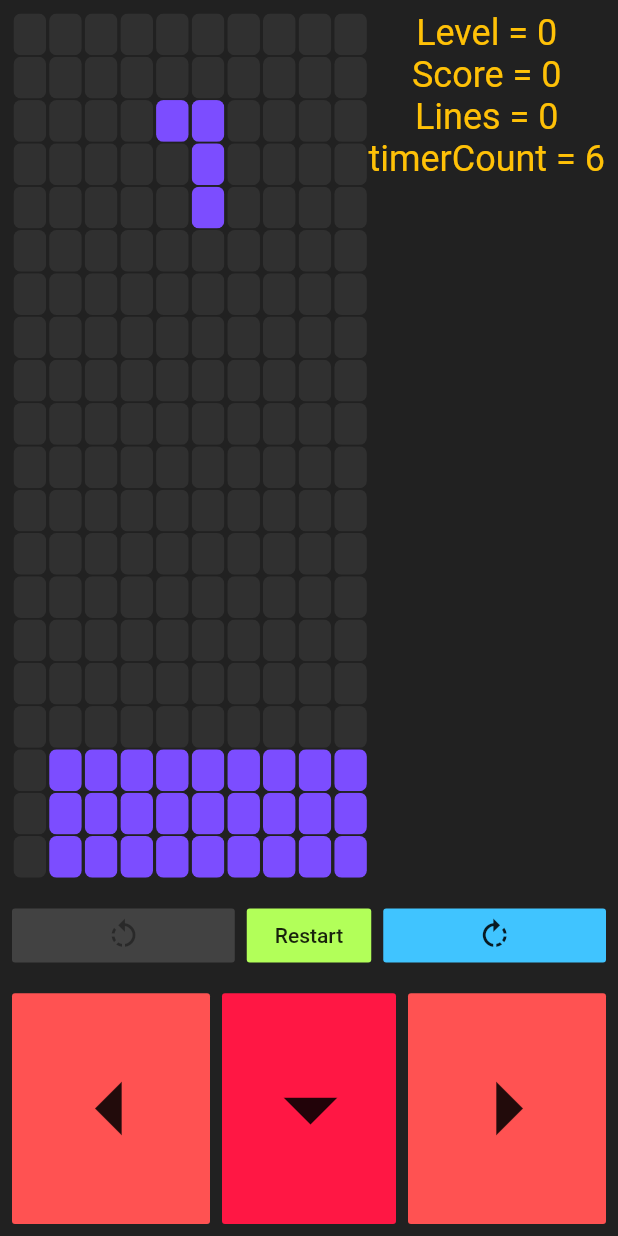
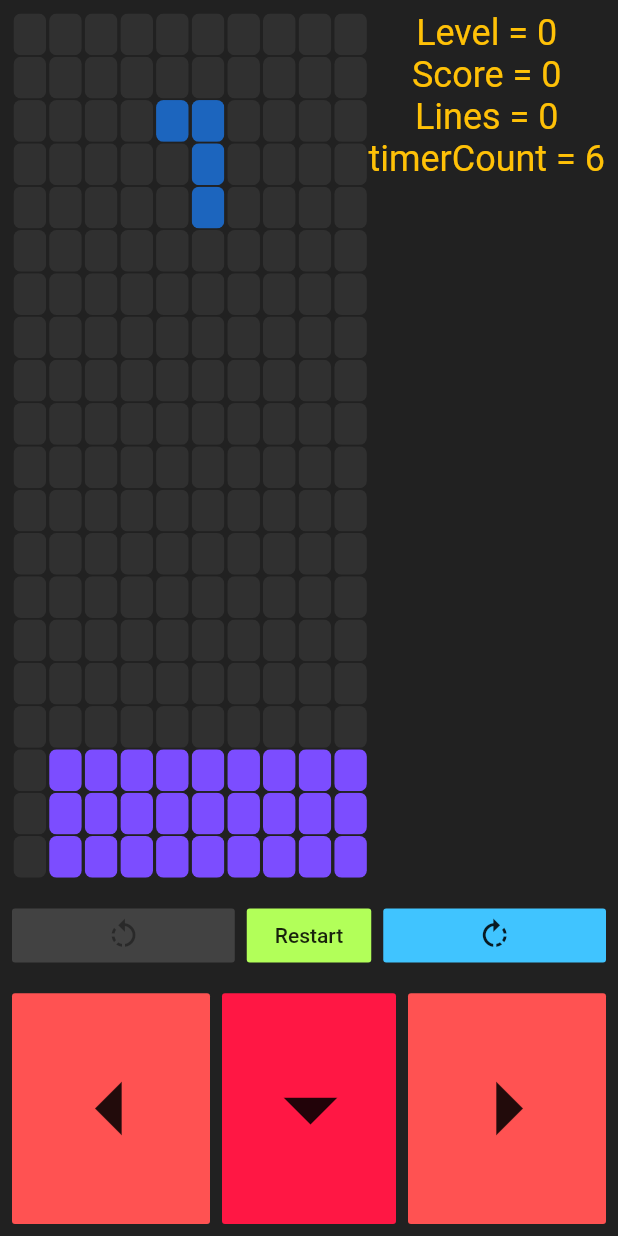
Before and after one commit to beerline/flutter_tetris, a Flutter app: the screen it shows after launch, after a tap on "Start", after a tap on the "rotate right" icon, on a phone screen of 412 x 824 dp. Run offline on Flutter 3.47's test engine with Material 2 defaults, Android fonts, the phone set to English and light mode, and no system bars; our stand-ins replace get_it.

Commit message:
fix default color on rotation

```diff
--- a/lib/game/block.dart
+++ b/lib/game/block.dart
@@ -10,5 +10,5 @@ abstract class BlockAbstract {
 }
 
 class Block extends BlockAbstract {
-  Block(int coordinate, {Color color}) : super(coordinate, color ?? Colors.deepPurpleAccent);
+  Block(int coordinate, Color color) : super(coordinate, color );
 }
--- a/lib/game/shapes/l_shape.dart
+++ b/lib/game/shapes/l_shape.dart
@@ -10,12 +10,14 @@ class LShape extends ShapeAbstract {
       : super(
           blocks ??
               // todo calculate base on the playField.xSize
-              List.from([
-                Block(0, color: color),
-                Block(1, color: color),
-                Block(2, color: color),
-                Block(playField.xSize, color: color),
-              ]),
+              List.from(
+                [
+                  Block(0, color),
+                  Block(1, color),
+                  Block(2, color),
+                  Block(playField.xSize, color),
+                ],
+              ),
         );
 
   @override
@@ -24,34 +26,34 @@ class LShape extends ShapeAbstract {
       switch (orientation.current) {
         case EnumShapeOrientation.one:
           blocks = List.from([
-            Block(blocks[0].coordinate - playField.xSize + 1),
-            Block(blocks[1].coordinate),
-            Block(blocks[2].coordinate + playField.xSize - 1),
-            Block(blocks[3].coordinate - playField.xSize * 2),
+            Block(blocks[0].coordinate - playField.xSize + 1, blocks[0].color),
+            Block(blocks[1].coordinate, blocks[0].color),
+            Block(blocks[2].coordinate + playField.xSize - 1, blocks[0].color),
+            Block(blocks[3].coordinate - playField.xSize * 2, blocks[0].color),
           ]);
           break;
         case EnumShapeOrientation.two:
           blocks = List.from([
-            Block(blocks[0].coordinate + playField.xSize + 1),
-            Block(blocks[1].coordinate),
-            Block(blocks[2].coordinate - playField.xSize - 1),
-            Block(blocks[3].coordinate + 2),
+            Block(blocks[0].coordinate + playField.xSize + 1, blocks[0].color),
+            Block(blocks[1].coordinate, blocks[0].color),
+            Block(blocks[2].coordinate - playField.xSize - 1, blocks[0].color),
+            Block(blocks[3].coordinate + 2, blocks[0].color),
           ]);
           break;
         case EnumShapeOrientation.three:
           blocks = List.from([
-            Block(blocks[0].coordinate + playField.xSize - 1),
-            Block(blocks[1].coordinate),
-            Block(blocks[2].coordinate - playField.xSize + 1),
-            Block(blocks[3].coordinate + playField.xSize * 2),
+            Block(blocks[0].coordinate + playField.xSize - 1, blocks[0].color),
+            Block(blocks[1].coordinate, blocks[0].color),
+            Block(blocks[2].coordinate - playField.xSize + 1, blocks[0].color),
+            Block(blocks[3].coordinate + playField.xSize * 2, blocks[0].color),
           ]);
           break;
         case EnumShapeOrientation.four:
           blocks = List.from([
-            Block(blocks[0].coordinate - playField.xSize - 1),
-            Block(blocks[1].coordinate),
-            Block(blocks[2].coordinate + playField.xSize + 1),
-            Block(blocks[3].coordinate - 2),
+            Block(blocks[0].coordinate - playField.xSize - 1, blocks[0].color),
+            Block(blocks[1].coordinate, blocks[0].color),
+            Block(blocks[2].coordinate + playField.xSize + 1, blocks[0].color),
+            Block(blocks[3].coordinate - 2, blocks[0].color),
           ]);
       }
     } on TurnException {}
--- a/lib/main.dart
+++ b/lib/main.dart
@@ -93,15 +93,15 @@ class _MainWidgetState extends State<MainWidget> {
 //      Block(138),
 //
 //      Block(180),
-      Block(181),
-      Block(182),
-      Block(183),
-      Block(184),
-      Block(185),
-      Block(186),
-      Block(187),
-      Block(188),
-      Block(189),
+      Block(181,Colors.deepPurpleAccent),
+      Block(182,Colors.deepPurpleAccent),
+      Block(183,Colors.deepPurpleAccent),
+      Block(184,Colors.deepPurpleAccent),
+      Block(185,Colors.deepPurpleAccent),
+      Block(186,Colors.deepPurpleAccent),
+      Block(187,Colors.deepPurpleAccent),
+      Block(188,Colors.deepPurpleAccent),
+      Block(189,Colors.deepPurpleAccent),
 //
 //      Block(140),
 //      Block(141),
@@ -114,15 +114,15 @@ class _MainWidgetState extends State<MainWidget> {
 //      Block(148),
 //
 //      Block(170),
-      Block(171),
-      Block(172),
-      Block(173),
-      Block(174),
-      Block(175),
-      Block(176),
-      Block(177),
-      Block(178),
-      Block(179),
+      Block(171,Colors.deepPurpleAccent),
+      Block(172,Colors.deepPurpleAccent),
+      Block(173,Colors.deepPurpleAccent),
+      Block(174,Colors.deepPurpleAccent),
+      Block(175,Colors.deepPurpleAccent),
+      Block(176,Colors.deepPurpleAccent),
+      Block(177,Colors.deepPurpleAccent),
+      Block(178,Colors.deepPurpleAccent),
+      Block(179,Colors.deepPurpleAccent),
 //
 //      Block(150),
 //      Block(151),
@@ -150,15 +150,15 @@ class _MainWidgetState extends State<MainWidget> {
 ////      Block(169),
 //
 //      Block(190),
-      Block(191),
-      Block(192),
-      Block(193),
-      Block(194),
-      Block(195),
-      Block(196),
-      Block(197),
-      Block(198),
-      Block(199),
+      Block(191, Colors.deepPurpleAccent),
+      Block(192, Colors.deepPurpleAccent),
+      Block(193, Colors.deepPurpleAccent),
+      Block(194, Colors.deepPurpleAccent),
+      Block(195, Colors.deepPurpleAccent),
+      Block(196, Colors.deepPurpleAccent),
+      Block(197, Colors.deepPurpleAccent),
+      Block(198, Colors.deepPurpleAccent),
+      Block(199, Colors.deepPurpleAccent),
 
 
     ]);
```
Also changed, not shown: lib/game/shapes/i_shape.dart (+20 -20 lines), lib/game/shapes/j_shape.dart (+20 -20 lines), lib/game/shapes/o_shape.dart (+4 -4 lines), lib/game/shapes/s_shape.dart (+20 -20 lines), lib/game/shapes/t_shape.dart (+20 -20 lines), lib/game/shapes/z_shape.dart (+20 -20 lines).
